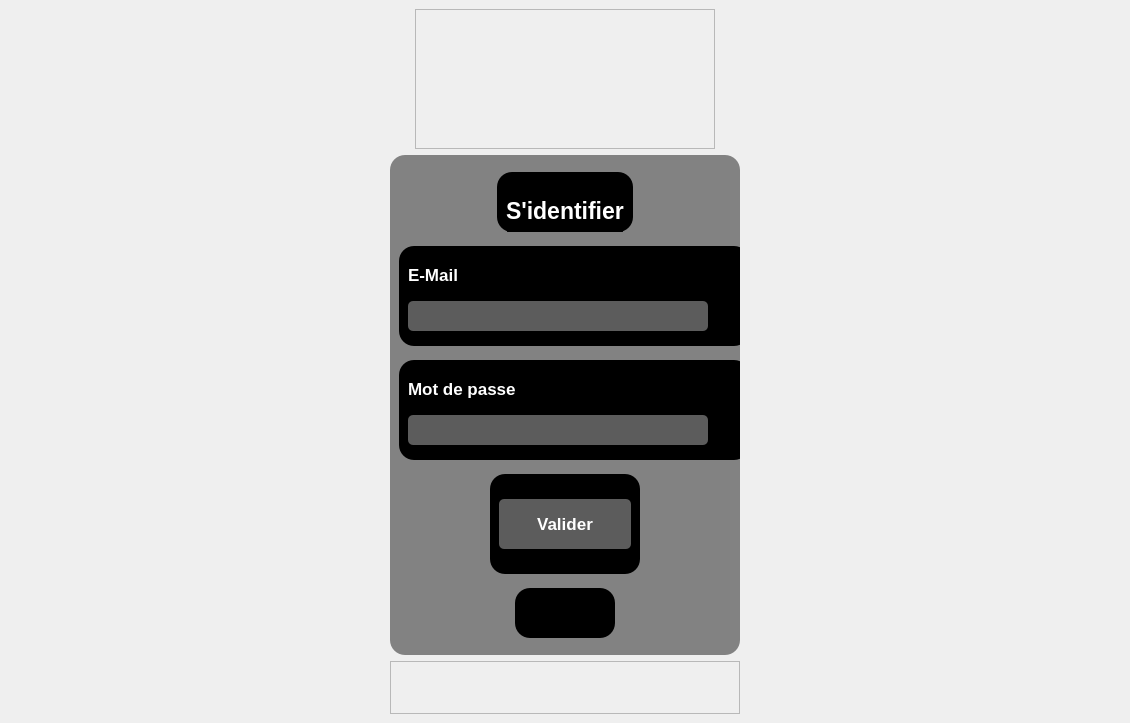
The window that front-end/authentification/authentification.ui (0xBrdn/TaskFlow) describes before a commit, drawn with Qt 5.
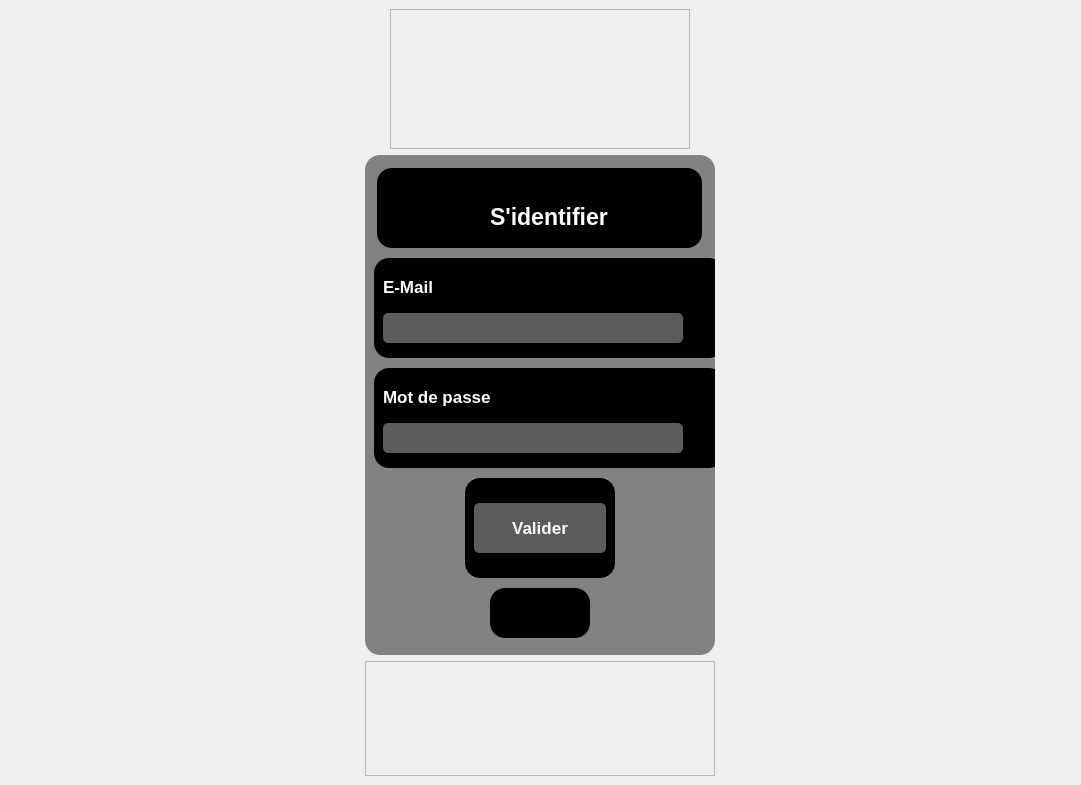
The same window after the commit. Icons and pictures are not drawn.

```diff
--- a/front-end/authentification/authentification.ui
+++ b/front-end/authentification/authentification.ui
@@ -6,8 +6,8 @@
    <rect>
     <x>0</x>
     <y>0</y>
-    <width>1130</width>
-    <height>723</height>
+    <width>1081</width>
+    <height>785</height>
    </rect>
   </property>
   <property name="windowTitle">
@@ -50,6 +50,82 @@
       </property>
       <layout class="QVBoxLayout" name="verticalLayout">
        <item alignment="Qt::AlignHCenter">
+        <widget class="QFrame" name="frameTop">
+         <property name="minimumSize">
+          <size>
+           <width>325</width>
+           <height>80</height>
+          </size>
+         </property>
+         <property name="maximumSize">
+          <size>
+           <width>325</width>
+           <height>80</height>
+          </size>
+         </property>
+         <property name="styleSheet">
+          <string notr="true">background-color: rgba(0, 0, 0, 0, 0);</string>
+         </property>
+         <property name="frameShape">
+          <enum>QFrame::StyledPanel</enum>
+         </property>
+         <property name="frameShadow">
+          <enum>QFrame::Raised</enum>
+         </property>
+         <layout class="QHBoxLayout" name="horizontalLayout_2">
+          <item alignment="Qt::AlignHCenter">
+           <widget class="QFrame" name="frameRetour">
+            <property name="minimumSize">
+             <size>
+              <width>50</width>
+              <height>50</height>
+             </size>
+            </property>
+            <property name="maximumSize">
+             <size>
+              <width>50</width>
+              <height>50</height>
+             </size>
+            </property>
+            <property name="frameShape">
+             <enum>QFrame::StyledPanel</enum>
+            </property>
+            <property name="frameShadow">
+             <enum>QFrame::Raised</enum>
+            </property>
+            <layout class="QHBoxLayout" name="horizontalLayout_3">
+             <property name="rightMargin">
+              <number>9</number>
+             </property>
+             <property name="bottomMargin">
+              <number>9</number>
+             </property>
+             <item>
+              <widget class="QPushButton" name="pushButton">
+               <property name="minimumSize">
+                <size>
+                 <width>40</width>
+                 <height>40</height>
+                </size>
+               </property>
+               <property name="maximumSize">
+                <size>
+                 <width>40</width>
+                 <height>40</height>
+                </size>
+               </property>
+               <property name="styleSheet">
+                <string notr="true">border-image: url(:/images/C:/Users/defaultuser0/Downloads/fleche.png);</string>
+               </property>
+               <property name="text">
+                <string/>
+               </property>
+              </widget>
+             </item>
+            </layout>
+           </widget>
+          </item>
+          <item>
         <widget class="QFrame" name="frameTitre">
          <property name="minimumSize">
           <size>
@@ -73,8 +149,11 @@
           <enum>QFrame::Raised</enum>
          </property>
          <layout class="QVBoxLayout" name="verticalLayout_5">
+             <property name="rightMargin">
+              <number>85</number>
+             </property>
           <item>
-           <widget class="QLabel" name="label">
+              <widget class="QLabel" name="titre">
             <property name="minimumSize">
              <size>
               <width>100</width>
@@ -101,6 +180,9 @@
             <property name="text">
              <string>S'identifier</string>
             </property>
+              </widget>
+             </item>
+            </layout>
            </widget>
           </item>
          </layout>
```
Lines whose indentation alone changed are shown as unchanged.
